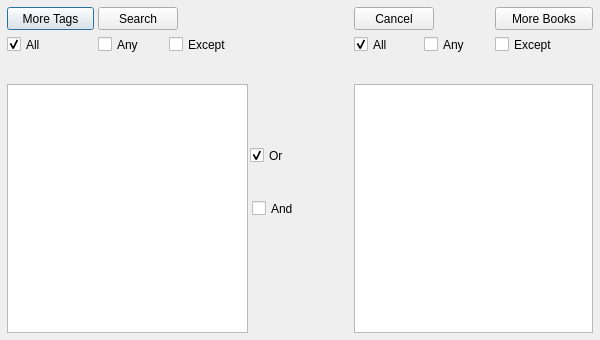
This is ui/fancysearch.ui in berndhs/notably as Qt 5 draws it before an edit. The edited form follows.
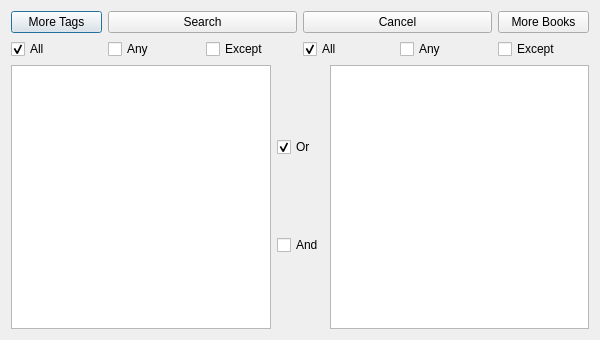
This is the edited form. Icons and pictures are not drawn.

Commit message: button for online help manual, and layout for fancy search dialog

Patch:
```diff
--- a/ui/fancysearch.ui
+++ b/ui/fancysearch.ui
@@ -17,233 +17,159 @@
    <iconset resource="../nota.qrc">
     <normaloff>:/img/nb.png</normaloff>:/img/nb.png</iconset>
   </property>
-  <widget class="QListWidget" name="tagList">
-   <property name="geometry">
-    <rect>
-     <x>7</x>
-     <y>84</y>
-     <width>241</width>
-     <height>249</height>
-    </rect>
-   </property>
-   <property name="sizePolicy">
-    <sizepolicy hsizetype="Expanding" vsizetype="Expanding">
-     <horstretch>6</horstretch>
-     <verstretch>5</verstretch>
-    </sizepolicy>
-   </property>
-   <property name="editTriggers">
-    <set>QAbstractItemView::NoEditTriggers</set>
-   </property>
-   <property name="sortingEnabled">
-    <bool>true</bool>
-   </property>
-  </widget>
-  <widget class="QListWidget" name="bookList">
-   <property name="geometry">
-    <rect>
-     <x>354</x>
-     <y>84</y>
-     <width>239</width>
-     <height>249</height>
-    </rect>
-   </property>
-   <property name="sizePolicy">
-    <sizepolicy hsizetype="Expanding" vsizetype="Expanding">
-     <horstretch>6</horstretch>
-     <verstretch>5</verstretch>
-    </sizepolicy>
-   </property>
-   <property name="editTriggers">
-    <set>QAbstractItemView::NoEditTriggers</set>
-   </property>
-   <property name="sortingEnabled">
-    <bool>true</bool>
-   </property>
-  </widget>
-  <widget class="QCheckBox" name="noneTags">
-   <property name="geometry">
-    <rect>
-     <x>169</x>
-     <y>34</y>
-     <width>79</width>
-     <height>21</height>
-    </rect>
-   </property>
-   <property name="text">
-    <string>Except</string>
-   </property>
-  </widget>
-  <widget class="QCheckBox" name="allBooks">
-   <property name="geometry">
-    <rect>
-     <x>354</x>
-     <y>34</y>
-     <width>45</width>
-     <height>21</height>
-    </rect>
-   </property>
-   <property name="text">
-    <string>All</string>
-   </property>
-   <property name="checked">
-    <bool>true</bool>
-   </property>
-   <attribute name="buttonGroup">
-    <string>bookGroup</string>
-   </attribute>
-  </widget>
-  <widget class="QPushButton" name="moreTagsButton">
-   <property name="geometry">
-    <rect>
-     <x>7</x>
-     <y>7</y>
-     <width>87</width>
-     <height>23</height>
-    </rect>
-   </property>
-   <property name="text">
-    <string>More Tags</string>
-   </property>
-  </widget>
-  <widget class="QCheckBox" name="allTags">
-   <property name="geometry">
-    <rect>
-     <x>7</x>
-     <y>34</y>
-     <width>45</width>
-     <height>21</height>
-    </rect>
-   </property>
-   <property name="text">
-    <string>All</string>
-   </property>
-   <property name="checked">
-    <bool>true</bool>
-   </property>
-   <attribute name="buttonGroup">
-    <string>tagGroup</string>
-   </attribute>
-  </widget>
-  <widget class="QCheckBox" name="anyTags">
-   <property name="geometry">
-    <rect>
-     <x>98</x>
-     <y>34</y>
-     <width>55</width>
-     <height>21</height>
-    </rect>
-   </property>
-   <property name="text">
-    <string>Any</string>
-   </property>
-   <attribute name="buttonGroup">
-    <string>tagGroup</string>
-   </attribute>
-  </widget>
-  <widget class="QCheckBox" name="anyBooks">
-   <property name="geometry">
-    <rect>
-     <x>424</x>
-     <y>34</y>
-     <width>55</width>
-     <height>21</height>
-    </rect>
-   </property>
-   <property name="text">
-    <string>Any</string>
-   </property>
-   <attribute name="buttonGroup">
-    <string>bookGroup</string>
-   </attribute>
-  </widget>
-  <widget class="QCheckBox" name="noneBooks">
-   <property name="geometry">
-    <rect>
-     <x>495</x>
-     <y>34</y>
-     <width>79</width>
-     <height>21</height>
-    </rect>
-   </property>
-   <property name="text">
-    <string>Except</string>
-   </property>
-  </widget>
-  <widget class="QPushButton" name="searchButton">
-   <property name="geometry">
-    <rect>
-     <x>98</x>
-     <y>7</y>
-     <width>80</width>
-     <height>23</height>
-    </rect>
-   </property>
-   <property name="text">
-    <string>Search</string>
-   </property>
-  </widget>
-  <widget class="QPushButton" name="cancelButton">
-   <property name="geometry">
-    <rect>
-     <x>354</x>
-     <y>7</y>
-     <width>80</width>
-     <height>23</height>
-    </rect>
-   </property>
-   <property name="text">
-    <string>Cancel</string>
-   </property>
-  </widget>
-  <widget class="QPushButton" name="moreBooksButton">
-   <property name="geometry">
-    <rect>
-     <x>495</x>
-     <y>7</y>
-     <width>98</width>
-     <height>23</height>
-    </rect>
-   </property>
-   <property name="text">
-    <string>More Books</string>
-   </property>
-  </widget>
-  <widget class="QCheckBox" name="connectAnd">
-   <property name="geometry">
-    <rect>
-     <x>252</x>
-     <y>198</y>
-     <width>66</width>
-     <height>21</height>
-    </rect>
-   </property>
-   <property name="text">
-    <string>And</string>
-   </property>
-   <attribute name="buttonGroup">
-    <string>connectGroup</string>
-   </attribute>
-  </widget>
-  <widget class="QCheckBox" name="connectOr">
-   <property name="geometry">
-    <rect>
-     <x>250</x>
-     <y>145</y>
-     <width>66</width>
-     <height>21</height>
-    </rect>
-   </property>
-   <property name="text">
-    <string>Or</string>
-   </property>
-   <property name="checked">
-    <bool>true</bool>
-   </property>
-   <attribute name="buttonGroup">
-    <string>connectGroup</string>
-   </attribute>
-  </widget>
+  <layout class="QGridLayout" name="gridLayout_2">
+   <item row="0" column="0" colspan="3">
+    <layout class="QGridLayout" name="gridLayout">
+     <item row="0" column="0">
+      <widget class="QPushButton" name="moreTagsButton">
+       <property name="text">
+        <string>More Tags</string>
+       </property>
+      </widget>
+     </item>
+     <item row="0" column="1" colspan="2">
+      <widget class="QPushButton" name="searchButton">
+       <property name="text">
+        <string>Search</string>
+       </property>
+      </widget>
+     </item>
+     <item row="0" column="3" colspan="2">
+      <widget class="QPushButton" name="cancelButton">
+       <property name="text">
+        <string>Cancel</string>
+       </property>
+      </widget>
+     </item>
+     <item row="0" column="5">
+      <widget class="QPushButton" name="moreBooksButton">
+       <property name="text">
+        <string>More Books</string>
+       </property>
+      </widget>
+     </item>
+     <item row="1" column="0">
+      <widget class="QCheckBox" name="allTags">
+       <property name="text">
+        <string>All</string>
+       </property>
+       <property name="checked">
+        <bool>true</bool>
+       </property>
+       <attribute name="buttonGroup">
+        <string>tagGroup</string>
+       </attribute>
+      </widget>
+     </item>
+     <item row="1" column="1">
+      <widget class="QCheckBox" name="anyTags">
+       <property name="text">
+        <string>Any</string>
+       </property>
+       <attribute name="buttonGroup">
+        <string>tagGroup</string>
+       </attribute>
+      </widget>
+     </item>
+     <item row="1" column="2">
+      <widget class="QCheckBox" name="noneTags">
+       <property name="text">
+        <string>Except</string>
+       </property>
+      </widget>
+     </item>
+     <item row="1" column="3">
+      <widget class="QCheckBox" name="allBooks">
+       <property name="text">
+        <string>All</string>
+       </property>
+       <property name="checked">
+        <bool>true</bool>
+       </property>
+       <attribute name="buttonGroup">
+        <string>bookGroup</string>
+       </attribute>
+      </widget>
+     </item>
+     <item row="1" column="4">
+      <widget class="QCheckBox" name="anyBooks">
+       <property name="text">
+        <string>Any</string>
+       </property>
+       <attribute name="buttonGroup">
+        <string>bookGroup</string>
+       </attribute>
+      </widget>
+     </item>
+     <item row="1" column="5">
+      <widget class="QCheckBox" name="noneBooks">
+       <property name="text">
+        <string>Except</string>
+       </property>
+      </widget>
+     </item>
+    </layout>
+   </item>
+   <item row="1" column="0">
+    <widget class="QListWidget" name="tagList">
+     <property name="sizePolicy">
+      <sizepolicy hsizetype="Expanding" vsizetype="Expanding">
+       <horstretch>6</horstretch>
+       <verstretch>5</verstretch>
+      </sizepolicy>
+     </property>
+     <property name="editTriggers">
+      <set>QAbstractItemView::NoEditTriggers</set>
+     </property>
+     <property name="sortingEnabled">
+      <bool>true</bool>
+     </property>
+    </widget>
+   </item>
+   <item row="1" column="1">
+    <layout class="QVBoxLayout" name="verticalLayout">
+     <item>
+      <widget class="QCheckBox" name="connectOr">
+       <property name="text">
+        <string>Or</string>
+       </property>
+       <property name="checked">
+        <bool>true</bool>
+       </property>
+       <attribute name="buttonGroup">
+        <string>connectGroup</string>
+       </attribute>
+      </widget>
+     </item>
+     <item>
+      <widget class="QCheckBox" name="connectAnd">
+       <property name="text">
+        <string>And</string>
+       </property>
+       <attribute name="buttonGroup">
+        <string>connectGroup</string>
+       </attribute>
+      </widget>
+     </item>
+    </layout>
+   </item>
+   <item row="1" column="2">
+    <widget class="QListWidget" name="bookList">
+     <property name="sizePolicy">
+      <sizepolicy hsizetype="Expanding" vsizetype="Expanding">
+       <horstretch>6</horstretch>
+       <verstretch>5</verstretch>
+      </sizepolicy>
+     </property>
+     <property name="editTriggers">
+      <set>QAbstractItemView::NoEditTriggers</set>
+     </property>
+     <property name="sortingEnabled">
+      <bool>true</bool>
+     </property>
+    </widget>
+   </item>
+  </layout>
  </widget>
  <resources>
   <include location="../nota.qrc"/>
```
The commit also changes 7 other files.
